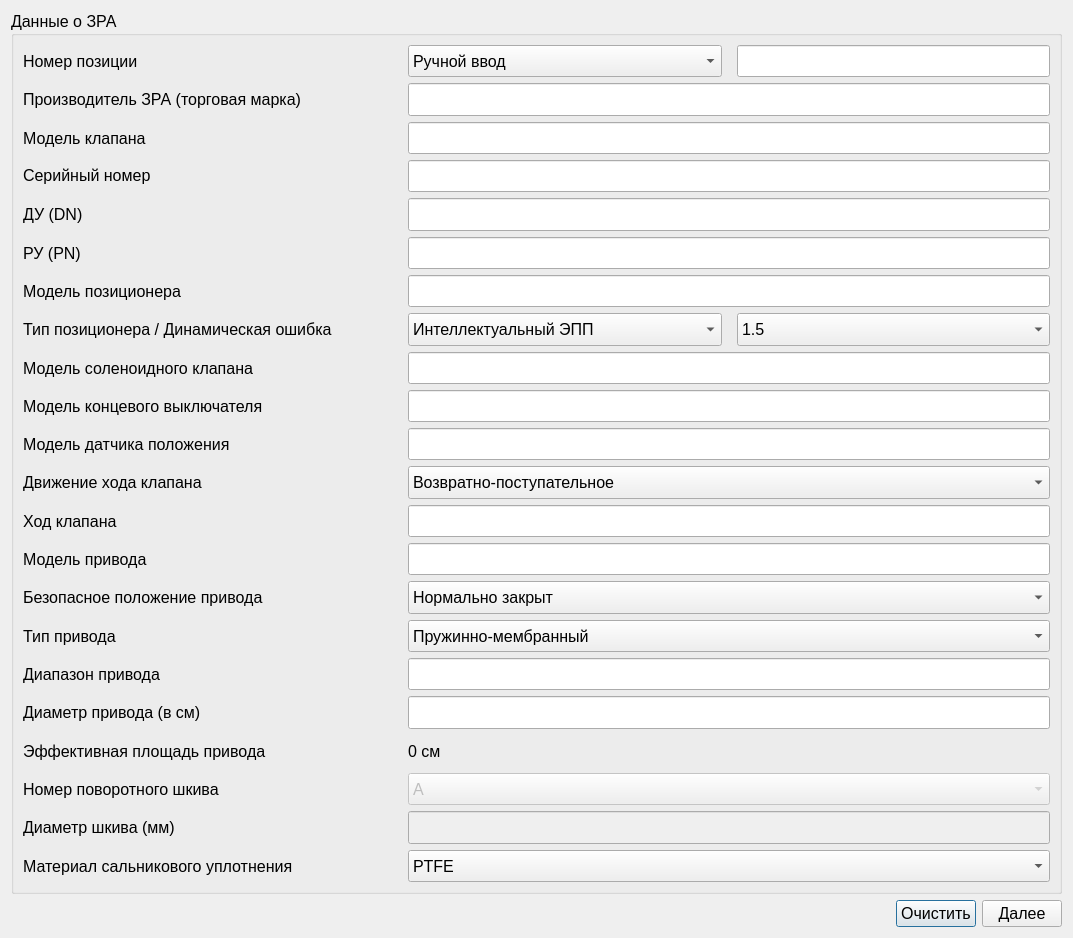
Above: ValveWindow.ui from Rekvim/MpiSki before the change. Below: the same form after it.
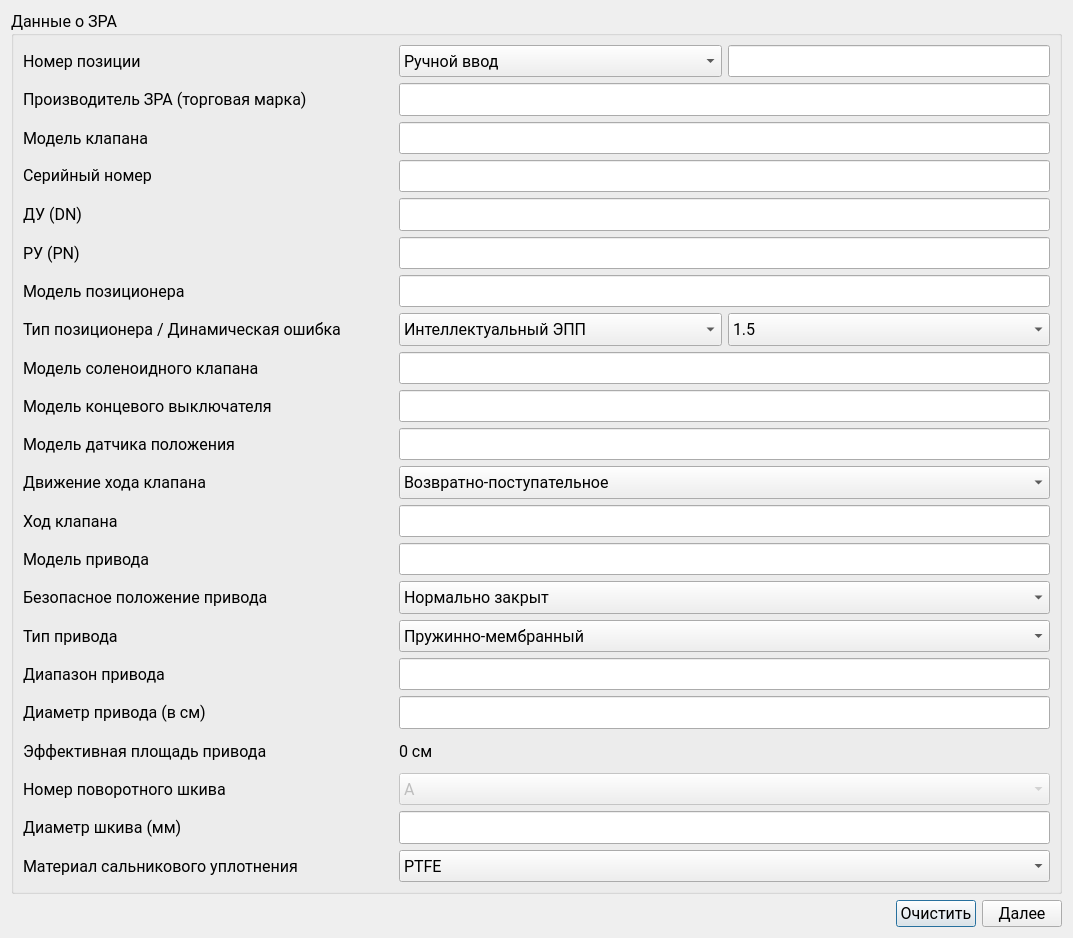
That is the form after the change.

```diff
--- a/ValveWindow.ui
+++ b/ValveWindow.ui
@@ -35,7 +35,7 @@
      </property>
      <property name="font">
       <font>
-       <family>Segoe UI</family>
+       <family>Roboto</family>
        <pointsize>12</pointsize>
       </font>
      </property>
@@ -53,7 +53,7 @@
         </property>
         <layout class="QHBoxLayout" name="horizontalLayout_positionNumber">
          <property name="spacing">
-          <number>15</number>
+          <number>6</number>
          </property>
          <property name="leftMargin">
           <number>0</number>
@@ -89,7 +89,7 @@
            </property>
            <property name="font">
             <font>
-             <family>Segoe UI</family>
+             <family>Roboto</family>
              <pointsize>12</pointsize>
             </font>
            </property>
@@ -108,7 +108,7 @@
            </property>
            <property name="font">
             <font>
-             <family>Segoe UI</family>
+             <family>Roboto</family>
              <pointsize>12</pointsize>
             </font>
            </property>
@@ -135,7 +135,7 @@
            </property>
            <property name="font">
             <font>
-             <family>Segoe UI</family>
+             <family>Roboto</family>
              <pointsize>12</pointsize>
             </font>
            </property>
@@ -154,7 +154,7 @@
         </property>
         <layout class="QHBoxLayout" name="horizontalLayout_manufacturer">
          <property name="spacing">
-          <number>15</number>
+          <number>6</number>
          </property>
          <property name="leftMargin">
           <number>0</number>
@@ -184,7 +184,7 @@
            </property>
            <property name="font">
             <font>
-             <family>Segoe UI</family>
+             <family>Roboto</family>
              <pointsize>12</pointsize>
             </font>
            </property>
@@ -228,7 +228,7 @@
         </property>
         <layout class="QHBoxLayout" name="horizontalLayout_valveModel">
          <property name="spacing">
-          <number>15</number>
+          <number>6</number>
          </property>
          <property name="leftMargin">
           <number>0</number>
@@ -264,7 +264,7 @@
            </property>
            <property name="font">
             <font>
-             <family>Segoe UI</family>
+             <family>Roboto</family>
              <pointsize>12</pointsize>
             </font>
            </property>
@@ -289,7 +289,7 @@
            </property>
            <property name="font">
             <font>
-             <family>Segoe UI</family>
+             <family>Roboto</family>
              <pointsize>12</pointsize>
             </font>
            </property>
@@ -308,7 +308,7 @@
         </property>
         <layout class="QHBoxLayout" name="horizontalLayout_serialNumber">
          <property name="spacing">
-          <number>15</number>
+          <number>6</number>
          </property>
          <property name="leftMargin">
           <number>0</number>
@@ -344,7 +344,7 @@
            </property>
            <property name="font">
             <font>
-             <family>Segoe UI</family>
+             <family>Roboto</family>
              <pointsize>12</pointsize>
             </font>
            </property>
@@ -369,7 +369,7 @@
            </property>
            <property name="font">
             <font>
-             <family>Segoe UI</family>
+             <family>Roboto</family>
              <pointsize>12</pointsize>
             </font>
            </property>
@@ -388,7 +388,7 @@
         </property>
         <layout class="QHBoxLayout" name="horizontalLayout_DN">
          <property name="spacing">
-          <number>15</number>
+          <number>6</number>
          </property>
          <property name="leftMargin">
           <number>0</number>
@@ -424,7 +424,7 @@
            </property>
            <property name="font">
             <font>
-             <family>Segoe UI</family>
+             <family>Roboto</family>
              <pointsize>12</pointsize>
             </font>
            </property>
@@ -449,7 +449,7 @@
            </property>
            <property name="font">
             <font>
-             <family>Segoe UI</family>
+             <family>Roboto</family>
              <pointsize>12</pointsize>
             </font>
            </property>
@@ -468,7 +468,7 @@
         </property>
         <layout class="QHBoxLayout" name="horizontalLayout_PN">
          <property name="spacing">
-          <number>15</number>
+          <number>6</number>
          </property>
          <property name="leftMargin">
           <number>0</number>
@@ -504,7 +504,7 @@
            </property>
            <property name="font">
             <font>
-             <family>Segoe UI</family>
+             <family>Roboto</family>
              <pointsize>12</pointsize>
             </font>
            </property>
@@ -529,7 +529,7 @@
            </property>
            <property name="font">
             <font>
-             <family>Segoe UI</family>
+             <family>Roboto</family>
              <pointsize>12</pointsize>
             </font>
            </property>
@@ -548,7 +548,7 @@
         </property>
         <layout class="QHBoxLayout" name="horizontalLayout_positionerModel">
          <property name="spacing">
-          <number>15</number>
+          <number>6</number>
          </property>
          <property name="leftMargin">
           <number>0</number>
@@ -584,7 +584,7 @@
            </property>
            <property name="font">
             <font>
-             <family>Segoe UI</family>
+             <family>Roboto</family>
              <pointsize>12</pointsize>
             </font>
            </property>
@@ -609,7 +609,7 @@
            </property>
            <property name="font">
             <font>
-             <family>Segoe UI</family>
+             <family>Roboto</family>
              <pointsize>12</pointsize>
             </font>
            </property>
@@ -628,7 +628,7 @@
         </property>
         <layout class="QHBoxLayout" name="horizontalLayout_dinamicError_positionerType">
          <property name="spacing">
-          <number>15</number>
+          <number>6</number>
          </property>
          <property name="leftMargin">
           <number>0</number>
@@ -664,7 +664,7 @@
            </property>
            <property name="font">
             <font>
-             <family>Segoe UI</family>
+             <family>Roboto</family>
              <pointsize>12</pointsize>
             </font>
            </property>
@@ -683,7 +683,7 @@
            </property>
            <property name="font">
             <font>
-             <family>Segoe UI</family>
+             <family>Roboto</family>
              <pointsize>12</pointsize>
             </font>
            </property>
@@ -714,7 +714,7 @@
            </property>
            <property name="font">
             <font>
-             <family>Segoe UI</family>
+             <family>Roboto</family>
              <pointsize>12</pointsize>
             </font>
            </property>
@@ -743,7 +743,7 @@
         </property>
         <layout class="QHBoxLayout" name="horizontalLayout_solenoidValveModel">
          <property name="spacing">
-          <number>15</number>
+          <number>6</number>
          </property>
          <property name="leftMargin">
           <number>0</number>
@@ -779,7 +779,7 @@
            </property>
            <property name="font">
             <font>
-             <family>Segoe UI</family>
+             <family>Roboto</family>
              <pointsize>12</pointsize>
             </font>
            </property>
@@ -804,7 +804,7 @@
            </property>
            <property name="font">
             <font>
-             <family>Segoe UI</family>
+             <family>Roboto</family>
              <pointsize>12</pointsize>
             </font>
            </property>
@@ -823,7 +823,7 @@
         </property>
         <layout class="QHBoxLayout" name="horizontalLayout_limitSwitchModel">
          <property name="spacing">
-          <number>15</number>
+          <number>6</number>
          </property>
          <property name="leftMargin">
           <number>0</number>
@@ -859,7 +859,7 @@
            </property>
            <property name="font">
             <font>
-             <family>Segoe UI</family>
+             <family>Roboto</family>
              <pointsize>12</pointsize>
             </font>
            </property>
@@ -884,7 +884,7 @@
            </property>
            <property name="font">
             <font>
-             <family>Segoe UI</family>
+             <family>Roboto</family>
              <pointsize>12</pointsize>
             </font>
            </property>
@@ -903,7 +903,7 @@
         </property>
         <layout class="QHBoxLayout" name="horizontalLayout_positionSensorModel">
          <property name="spacing">
-          <number>15</number>
+          <number>6</number>
          </property>
          <property name="leftMargin">
           <number>0</number>
@@ -939,7 +939,7 @@
            </property>
            <property name="font">
             <font>
-             <family>Segoe UI</family>
+             <family>Roboto</family>
              <pointsize>12</pointsize>
             </font>
            </property>
@@ -964,7 +964,7 @@
            </property>
            <property name="font">
             <font>
-             <family>Segoe UI</family>
+             <family>Roboto</family>
              <pointsize>12</pointsize>
             </font>
            </property>
@@ -983,7 +983,7 @@
         </property>
         <layout class="QHBoxLayout" name="horizontalLayout_strokeMovement">
          <property name="spacing">
-          <number>15</number>
+          <number>6</number>
          </property>
          <property name="leftMargin">
           <number>0</number>
@@ -1019,7 +1019,7 @@
            </property>
            <property name="font">
             <font>
-             <family>Segoe UI</family>
+             <family>Roboto</family>
              <pointsize>12</pointsize>
             </font>
            </property>
@@ -1044,7 +1044,7 @@
            </property>
            <property name="font">
             <font>
-             <family>Segoe UI</family>
+             <family>Roboto</family>
              <pointsize>12</pointsize>
             </font>
            </property>
@@ -1073,7 +1073,7 @@
         </property>
         <layout class="QHBoxLayout" name="horizontalLayout_valveStroke">
          <property name="spacing">
-          <number>15</number>
+          <number>6</number>
          </property>
          <property name="leftMargin">
           <number>0</number>
@@ -1109,7 +1109,7 @@
            </property>
            <property name="font">
             <font>
-             <family>Segoe UI</family>
+             <family>Roboto</family>
              <pointsize>12</pointsize>
             </font>
            </property>
@@ -1134,7 +1134,7 @@
            </property>
            <property name="font">
             <font>
-             <family>Segoe UI</family>
+             <family>Roboto</family>
              <pointsize>12</pointsize>
             </font>
            </property>
@@ -1153,7 +1153,7 @@
         </property>
         <layout class="QHBoxLayout" name="horizontalLayout_driveModel">
          <property name="spacing">
-          <number>15</number>
+          <number>6</number>
          </property>
          <property name="leftMargin">
           <number>0</number>
@@ -1189,7 +1189,7 @@
            </property>
            <property name="font">
             <font>
-             <family>Segoe UI</family>
+             <family>Roboto</family>
              <pointsize>12</pointsize>
             </font>
            </property>
@@ -1214,7 +1214,7 @@
            </property>
            <property name="font">
             <font>
-             <family>Segoe UI</family>
+             <family>Roboto</family>
              <pointsize>12</pointsize>
             </font>
            </property>
@@ -1233,7 +1233,7 @@
         </property>
         <layout class="QHBoxLayout" name="horizontalLayout_safePosition">
          <property name="spacing">
-          <number>15</number>
+          <number>6</number>
          </property>
          <property name="leftMargin">
           <number>0</number>
@@ -1269,7 +1269,7 @@
            </property>
            <property name="font">
             <font>
-             <family>Segoe UI</family>
+             <family>Roboto</family>
              <pointsize>12</pointsize>
             </font>
            </property>
@@ -1294,7 +1294,7 @@
            </property>
            <property name="font">
             <font>
-             <family>Segoe UI</family>
+             <family>Roboto</family>
              <pointsize>12</pointsize>
             </font>
            </property>
@@ -1323,7 +1323,7 @@
         </property>
         <layout class="QHBoxLayout" name="horizontalLayout_driveType">
          <property name="spacing">
-          <number>15</number>
+          <number>6</number>
          </property>
          <property name="leftMargin">
           <number>0</number>
@@ -1359,7 +1359,7 @@
            </property>
            <property name="font">
             <font>
-             <family>Segoe UI</family>
+             <family>Roboto</family>
              <pointsize>12</pointsize>
             </font>
            </property>
@@ -1384,7 +1384,7 @@
            </property>
            <property name="font">
             <font>
-             <family>Segoe UI</family>
+             <family>Roboto</family>
              <pointsize>12</pointsize>
             </font>
            </property>
@@ -1413,7 +1413,7 @@
         </property>
         <layout class="QHBoxLayout" name="horizontalLayout_driveRange">
          <property name="spacing">
-          <number>15</number>
+          <number>6</number>
          </property>
          <property name="leftMargin">
           <number>0</number>
@@ -1449,7 +1449,7 @@
            </property>
            <property name="font">
             <font>
-             <family>Segoe UI</family>
+             <family>Roboto</family>
              <pointsize>12</pointsize>
             </font>
            </property>
@@ -1474,7 +1474,7 @@
            </property>
            <property name="font">
             <font>
-             <family>Segoe UI</family>
+             <family>Roboto</family>
              <pointsize>12</pointsize>
             </font>
            </property>
@@ -1493,7 +1493,7 @@
         </property>
         <layout class="QHBoxLayout" name="horizontalLayout_driveDiameter">
          <property name="spacing">
-          <number>15</number>
+          <number>6</number>
          </property>
          <property name="leftMargin">
           <number>0</number>
@@ -1529,7 +1529,7 @@
            </property>
            <property name="font">
             <font>
-             <family>Segoe UI</family>
+             <family>Roboto</family>
              <pointsize>12</pointsize>
             </font>
            </property>
@@ -1546,12 +1546,6 @@
              <verstretch>0</verstretch>
             </sizepolicy>
            </property>
-           <property name="font">
-            <font>
-             <family>Segoe UI</family>
-             <pointsize>12</pointsize>
-            </font>
-           </property>
           </widget>
          </item>
         </layout>
@@ -1567,7 +1561,7 @@
         </property>
         <layout class="QHBoxLayout" name="horizontalLayout_valueSquare">
          <property name="spacing">
-          <number>15</number>
+          <number>6</number>
          </property>
          <property name="leftMargin">
           <number>0</number>
@@ -1603,7 +1597,7 @@
            </property>
            <property name="font">
             <font>
-             <family>Segoe UI</family>
+             <family>Roboto</family>
              <pointsize>12</pointsize>
             </font>
            </property>
@@ -1628,7 +1622,7 @@
            </property>
            <property name="font">
             <font>
-             <family>Segoe UI</family>
+             <family>Roboto</family>
              <pointsize>12</pointsize>
             </font>
            </property>
@@ -1650,7 +1644,7 @@
         </property>
         <layout class="QHBoxLayout" name="horizontalLayout_toolNumber">
          <property name="spacing">
-          <number>15</number>
+          <number>6</number>
          </property>
          <property name="leftMargin">
           <number>0</number>
@@ -1686,7 +1680,7 @@
            </property>
            <property name="font">
             <font>
-             <family>Segoe UI</family>
+             <family>Roboto</family>
              <pointsize>12</pointsize>
             </font>
            </property>
@@ -1714,7 +1708,7 @@
            </property>
            <property name="font">
             <font>
-             <family>Segoe UI</family>
+             <family>Roboto</family>
              <pointsize>12</pointsize>
             </font>
            </property>
@@ -1758,7 +1752,7 @@
         </property>
         <layout class="QHBoxLayout" name="horizontalLayout_pulleyDiameter">
          <property name="spacing">
-          <number>15</number>
+          <number>6</number>
          </property>
          <property name="leftMargin">
           <number>0</number>
@@ -1794,7 +1788,7 @@
            </property>
            <property name="font">
             <font>
-             <family>Segoe UI</family>
+             <family>Roboto</family>
              <pointsize>12</pointsize>
             </font>
            </property>
@@ -1805,21 +1799,12 @@
          </item>
          <item>
           <widget class="QLineEdit" name="lineEdit_pulleyDiameter">
-           <property name="enabled">
-            <bool>false</bool>
-           </property>
            <property name="sizePolicy">
             <sizepolicy hsizetype="Expanding" vsizetype="Preferred">
              <horstretch>0</horstretch>
              <verstretch>0</verstretch>
             </sizepolicy>
            </property>
-           <property name="font">
-            <font>
-             <family>Segoe UI</family>
-             <pointsize>12</pointsize>
-            </font>
-           </property>
           </widget>
          </item>
         </layout>
@@ -1835,7 +1820,7 @@
         </property>
         <layout class="QHBoxLayout" name="horizontalLayout_materialStuffingBoxSeal">
          <property name="spacing">
-          <number>15</number>
+          <number>6</number>
          </property>
          <property name="leftMargin">
           <number>0</number>
@@ -1871,7 +1856,7 @@
            </property>
            <property name="font">
             <font>
-             <family>Segoe UI</family>
+             <family>Roboto</family>
              <pointsize>12</pointsize>
             </font>
            </property>
@@ -1890,7 +1875,7 @@
            </property>
            <property name="font">
             <font>
-             <family>Segoe UI</family>
+             <family>Roboto</family>
              <pointsize>12</pointsize>
             </font>
            </property>
@@ -1931,6 +1916,7 @@
       <widget class="QPushButton" name="pushButton_clear">
        <property name="font">
         <font>
+         <family>Roboto</family>
          <pointsize>12</pointsize>
         </font>
        </property>
@@ -1943,6 +1929,7 @@
       <widget class="QPushButton" name="pushButton_netWindow">
        <property name="font">
         <font>
+         <family>Roboto</family>
          <pointsize>12</pointsize>
         </font>
        </property>
```
